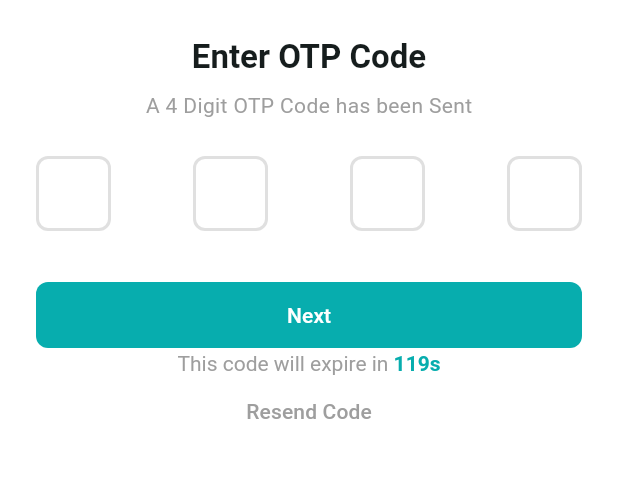
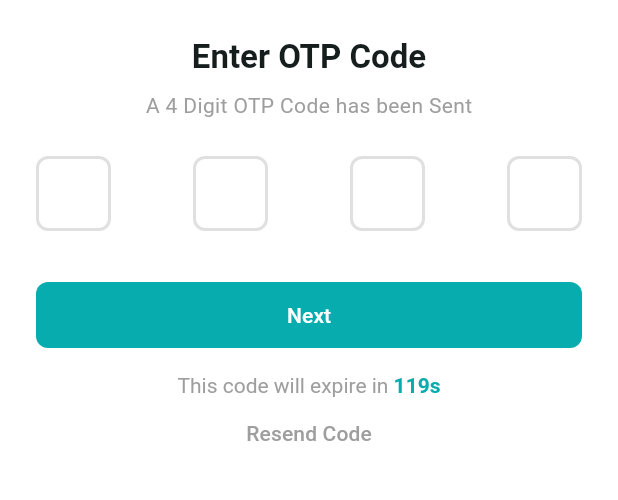
Before and after one commit to SaidurRahman1004/cartivo_mart, a Flutter app: the OtpScreen screen opened directly, on a phone screen of 412 x 824 dp, the part 336-836 px from its top. Run offline on Flutter 3.47's test engine with Material 3 defaults, Android fonts, the phone set to English and light mode, and no system bars; drawn by our look-alikes of pin_code_fields; our stand-ins replace firebase_core, firebase_crashlytics, flutter_svg; accounts and stored records are empty; generated files the repository leaves out were written again.

```diff
--- a/lib/features/auth/presentation/screens/otp_screen.dart
+++ b/lib/features/auth/presentation/screens/otp_screen.dart
@@ -83,6 +83,7 @@ class _OtpScreenState extends State<OtpScreen> {
                   onPressed: _onTapNextButton,
                   child: const Text('Next'),
                 ),
+                const SizedBox(height: 15,),
                 RichText(
                   text: TextSpan(
                     style: const TextStyle(color: Colors.grey),
```
